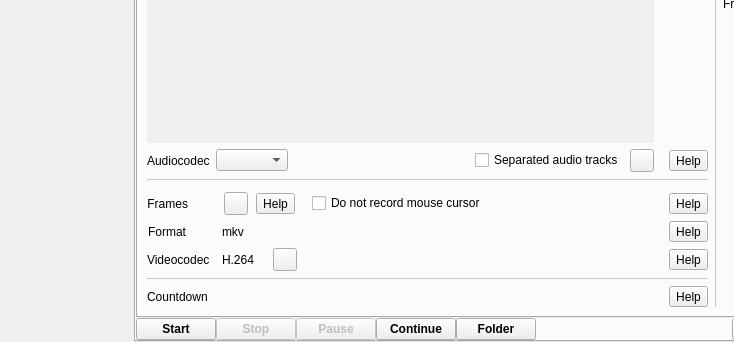
Above: src/wayland/formMainWindow_wl.ui from vkohaupt/vokoscreenNG before the change; both pictures show x 0 to 734 and y 199 to 541 of the 894 by 541 pixel window. Below: the same form after it.
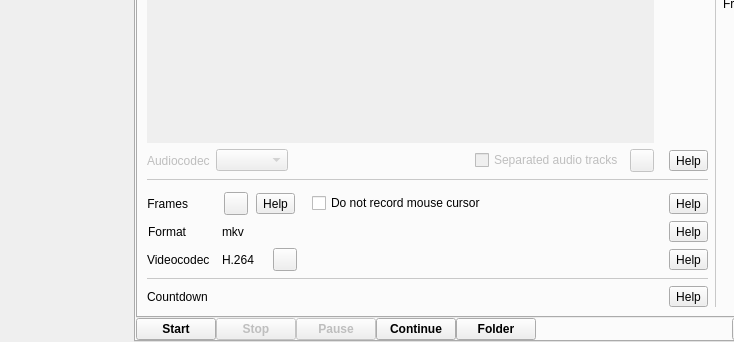
That is the form after the change. Icons and pictures are not drawn.

```diff
--- a/src/wayland/formMainWindow_wl.ui
+++ b/src/wayland/formMainWindow_wl.ui
@@ -514,6 +514,9 @@
                      </property>
                      <item>
                       <widget class="QLabel" name="labelAudioCodec">
+                       <property name="enabled">
+                        <bool>false</bool>
+                       </property>
                        <property name="text">
                         <string>Audiocodec</string>
                        </property>
@@ -521,6 +524,9 @@
                      </item>
                      <item>
                       <widget class="QComboBox" name="comboBoxAudioCodec">
+                       <property name="enabled">
+                        <bool>false</bool>
+                       </property>
                        <property name="sizeAdjustPolicy">
                         <enum>QComboBox::SizeAdjustPolicy::AdjustToContents</enum>
                        </property>
@@ -541,6 +547,9 @@
                      </item>
                      <item>
                       <widget class="QCheckBox" name="checkBoxSeparatedAudioTracks">
+                       <property name="enabled">
+                        <bool>false</bool>
+                       </property>
                        <property name="text">
                         <string notr="true">Separated audio tracks</string>
                        </property>
@@ -548,6 +557,9 @@
                      </item>
                      <item>
                       <widget class="QToolButton" name="toolButtonSeparatedAudioTracksReset">
+                       <property name="enabled">
+                        <bool>false</bool>
+                       </property>
                        <property name="toolTip">
                         <string>Reset</string>
                        </property>
```
